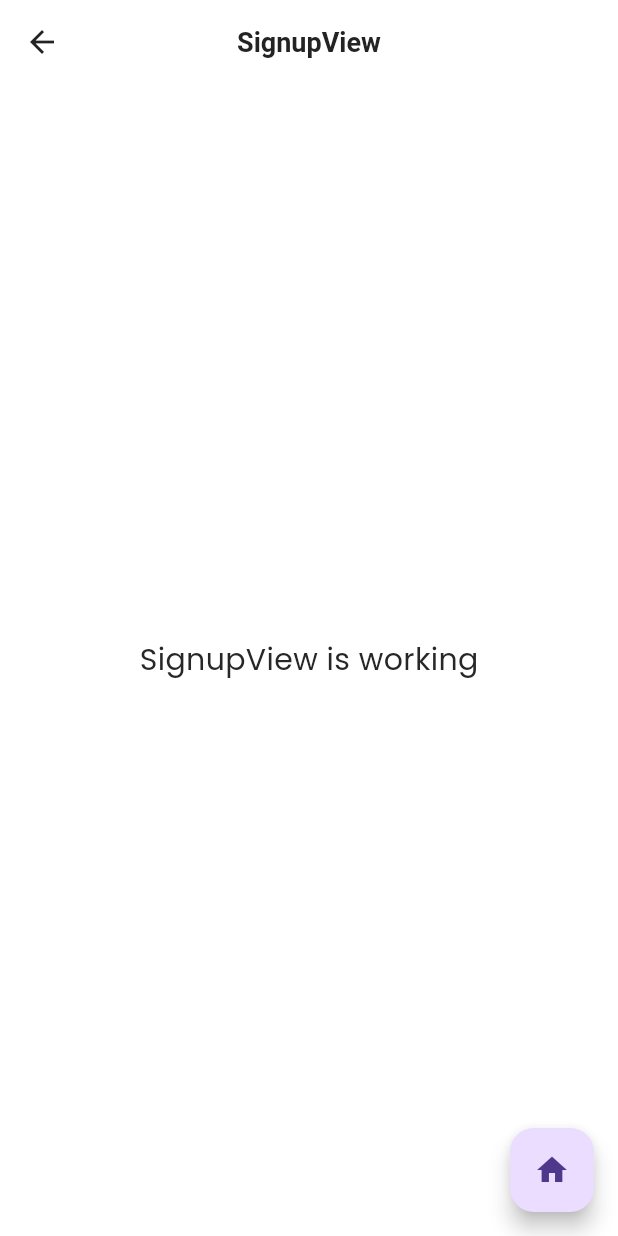
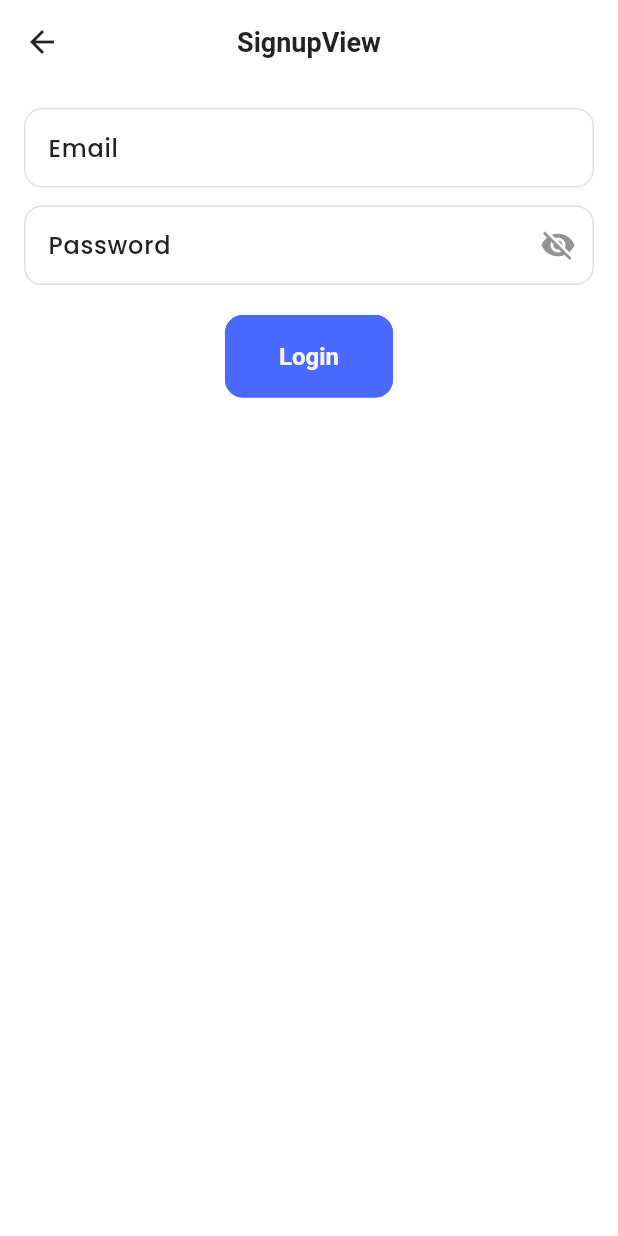
Before and after one commit to dassayan004/amrajajabor_maps, a Flutter app: the SignupView screen opened by its route, on a phone screen of 412 x 824 dp. Run offline on Flutter 3.47's test engine with Material 3 defaults, Android fonts, the phone set to English and light mode, and no system bars; our stand-ins replace firebase_auth, firebase_core, flutter_dotenv, get, google_fonts; accounts and stored records are empty.

Commit message:
firebase login

```diff
--- a/lib/app/app.dart
+++ b/lib/app/app.dart
@@ -3,18 +3,22 @@ import 'package:flutter/material.dart';
 import 'package:flutter_dotenv/flutter_dotenv.dart';
 import 'package:get/get.dart';
 import 'package:google_fonts/google_fonts.dart';
+import 'package:firebase_core/firebase_core.dart';
 
+import '../firebase_options.dart';
+import 'controllers/auth_controller.dart';
 import 'routes/app_pages.dart';
 import 'themes/theme.dart';
 
 Future<Widget> initializeApp() async {
   WidgetsFlutterBinding.ensureInitialized();
   await dotenv.load(fileName: Environment.getEnvFileName());
+  await Firebase.initializeApp(options: DefaultFirebaseOptions.currentPlatform);
   await GoogleFonts.pendingFonts([
     GoogleFonts.dmSans(),
     GoogleFonts.secularOne(),
   ]);
-
+  Get.put(AuthController());
   return const MyApp();
 }
 
--- a/lib/app/controllers/auth_controller.dart
+++ b/lib/app/controllers/auth_controller.dart
@@ -1,23 +1,39 @@
+import 'package:firebase_auth/firebase_auth.dart';
 import 'package:get/get.dart';
 
 class AuthController extends GetxController {
-  //TODO: Implement AuthController
+  static AuthController get to => Get.find();
 
-  final count = 0.obs;
+  final FirebaseAuth _auth = FirebaseAuth.instance;
+  Rxn<User> firebaseUser = Rxn<User>();
+
   @override
   void onInit() {
     super.onInit();
+    // Bind Firebase auth stream
+    firebaseUser.bindStream(_auth.authStateChanges());
   }
 
-  @override
-  void onReady() {
-    super.onReady();
+  Future<void> signIn(String email, String password) async {
+    try {
+      await _auth.signInWithEmailAndPassword(email: email, password: password);
+    } catch (e) {
+      Get.snackbar('Login failed', e.toString());
+    }
   }
 
-  @override
-  void onClose() {
-    super.onClose();
+  Future<void> signUp(String email, String password) async {
+    try {
+      await _auth.createUserWithEmailAndPassword(
+        email: email,
+        password: password,
+      );
+    } catch (e) {
+      Get.snackbar('Signup failed', e.toString());
+    }
   }
 
-  void increment() => count.value++;
+  Future<void> signOut() async {
+    await _auth.signOut();
+  }
 }
--- a/lib/app/modules/home/views/home_view.dart
+++ b/lib/app/modules/home/views/home_view.dart
@@ -1,4 +1,3 @@
-import 'package:amrajajabor_maps/app/routes/app_pages.dart';
 import 'package:flutter/material.dart';
 
 import 'package:get/get.dart';
@@ -16,7 +15,7 @@ class HomeView extends GetView<HomeController> {
       ),
       floatingActionButton: FloatingActionButton(
         onPressed: () {
-          Get.offNamed(Routes.SIGNUP.toString());
+          controller.logout();
         },
         child: Icon(Icons.login_rounded),
       ),
--- a/lib/app/modules/signup/controllers/signup_controller.dart
+++ b/lib/app/modules/signup/controllers/signup_controller.dart
@@ -1,23 +1,73 @@
+import 'package:amrajajabor_maps/app/controllers/auth_controller.dart';
+import 'package:flutter/material.dart';
 import 'package:get/get.dart';
 
+import '../../../constants/colors.dart';
+import '../../../routes/app_pages.dart';
+
 class SignupController extends GetxController {
-  //TODO: Implement SignupController
+  // Input controllers
+  final emailController = TextEditingController();
+  final passwordController = TextEditingController();
+  final user = AuthController.to.firebaseUser.value;
+  var showPassword = false.obs;
+  // Reactive state
+  final isLoading = false.obs;
+  var emailError = ''.obs;
+  var passwordError = ''.obs;
+  var errorMessage = ''.obs;
 
-  final count = 0.obs;
-  @override
-  void onInit() {
-    super.onInit();
-  }
+  // Login method
+  Future<void> login() async {
+    final email = emailController.text.trim();
+    final password = passwordController.text.trim();
 
-  @override
-  void onReady() {
-    super.onReady();
+    // Clear previous errors
+    emailError.value = '';
+    passwordError.value = '';
+
+    // ✅ Validate fields
+    bool hasError = false;
+
+    if (email.isEmpty) {
+      emailError.value = 'Email is required';
+      hasError = true;
+    } else if (!GetUtils.isEmail(email)) {
+      emailError.value = 'Invalid email format';
+      hasError = true;
+    }
+
+    if (password.isEmpty) {
+      passwordError.value = 'Password is required';
+      hasError = true;
+    }
+
+    if (hasError) return;
+
+    isLoading.value = true;
+    errorMessage.value = '';
+
+    try {
+      await AuthController.to.signIn(email, password);
+      Get.snackbar(
+        'Login Successful',
+        'Welcome ${user?.displayName}!',
+        snackPosition: SnackPosition.BOTTOM,
+        backgroundColor: TColors.success,
+        colorText: Colors.white,
+      );
+      Get.offAllNamed(Routes.HOME);
+    } catch (e) {
+      errorMessage.value = 'Login failed: ${e.toString()}';
+    } finally {
+      isLoading.value = false;
+    }
   }
 
   @override
   void onClose() {
+    emailController.dispose();
+    passwordController.dispose();
     super.onClose();
   }
-
-  void increment() => count.value++;
 }
--- a/lib/app/modules/signup/views/signup_view.dart
+++ b/lib/app/modules/signup/views/signup_view.dart
@@ -2,7 +2,6 @@ import 'package:flutter/material.dart';
 
 import 'package:get/get.dart';
 
-import '../../../routes/app_pages.dart';
 import '../controllers/signup_controller.dart';
 
 class SignupView extends GetView<SignupController> {
@@ -11,14 +10,55 @@ class SignupView extends GetView<SignupController> {
   Widget build(BuildContext context) {
     return Scaffold(
       appBar: AppBar(title: const Text('SignupView')),
-      body: const Center(
-        child: Text('SignupView is working', style: TextStyle(fontSize: 20)),
-      ),
-      floatingActionButton: FloatingActionButton(
-        onPressed: () {
-          Get.offNamed(Routes.HOME.toString());
-        },
-        child: Icon(Icons.home),
+      body: Padding(
+        padding: const EdgeInsets.all(16.0),
+        child: Obx(
+          () => Column(
+            children: [
+              TextField(
+                controller: controller.emailController,
+                decoration: InputDecoration(labelText: "Email"),
+              ),
+              if (controller.emailError.isNotEmpty)
+                Text(
+                  controller.emailError.value,
+                  style: TextStyle(color: Colors.red),
+                ),
+              const SizedBox(height: 12),
+
+              TextField(
+                controller: controller.passwordController,
+                obscureText: !controller.showPassword.value,
+                decoration: InputDecoration(
+                  labelText: 'Password',
+                  suffixIcon: IconButton(
+                    icon: Icon(
+                      controller.showPassword.value
+                          ? Icons.visibility
+                          : Icons.visibility_off,
+                    ),
+                    onPressed: () {
+                      controller.showPassword.toggle(); // 👈 Toggle visibility
+                    },
+                  ),
+                ),
+              ),
+              if (controller.passwordError.isNotEmpty)
+                Text(
+                  controller.passwordError.value,
+                  style: TextStyle(color: Colors.red),
+                ),
+              const SizedBox(height: 20),
+              controller.isLoading.value
+                  ? CircularProgressIndicator()
+                  : ElevatedButton(
+                      onPressed: controller.login,
+
+                      child: Text("Login"),
+                    ),
+            ],
+          ),
+        ),
       ),
     );
   }
--- a/lib/app/routes/app_pages.dart
+++ b/lib/app/routes/app_pages.dart
@@ -1,5 +1,6 @@
 import 'package:get/get.dart';
 
+import '../middleware/auth_gurd.dart';
 import '../modules/home/bindings/home_binding.dart';
 import '../modules/home/views/home_view.dart';
 import '../modules/signup/bindings/signup_binding.dart';
@@ -24,11 +25,13 @@ class AppPages {
       name: _Paths.SIGNUP,
       page: () => const SignupView(),
       binding: SignupBinding(),
+      middlewares: [AuthGuard()],
     ),
     GetPage(
       name: _Paths.HOME,
       page: () => const HomeView(),
       binding: HomeBinding(),
+      middlewares: [AuthGuard()],
     ),
   ];
 }
--- a/lib/app/themes/_themes/elevated_button_theme.dart
+++ b/lib/app/themes/_themes/elevated_button_theme.dart
@@ -6,9 +6,8 @@ import '../../constants/sizes.dart';
 class TElevatedButtonTheme {
   TElevatedButtonTheme._(); //To avoid creating instances
 
-
   /* -- Light Theme -- */
-  static final lightElevatedButtonTheme  = ElevatedButtonThemeData(
+  static final lightElevatedButtonTheme = ElevatedButtonThemeData(
     style: ElevatedButton.styleFrom(
       elevation: 0,
       foregroundColor: TColors.light,
@@ -16,9 +15,18 @@ class TElevatedButtonTheme {
       disabledForegroundColor: TColors.darkGrey,
       disabledBackgroundColor: TColors.buttonDisabled,
       side: const BorderSide(color: TColors.primary),
-      padding: const EdgeInsets.symmetric(vertical: TSizes.buttonHeight),
-      textStyle: const TextStyle(fontSize: 16, color: TColors.textWhite, fontWeight: FontWeight.w600),
-      shape: RoundedRectangleBorder(borderRadius: BorderRadius.circular(TSizes.buttonRadius)),
+      padding: const EdgeInsets.symmetric(
+        vertical: TSizes.buttonHeight,
+        horizontal: 36,
+      ),
+      textStyle: const TextStyle(
+        fontSize: 16,
+        color: TColors.textWhite,
+        fontWeight: FontWeight.w600,
+      ),
+      shape: RoundedRectangleBorder(
+        borderRadius: BorderRadius.circular(TSizes.buttonRadius),
+      ),
     ),
   );
 
@@ -31,9 +39,18 @@ class TElevatedButtonTheme {
       disabledForegroundColor: TColors.darkGrey,
       disabledBackgroundColor: TColors.darkerGrey,
       side: const BorderSide(color: TColors.primary),
-      padding: const EdgeInsets.symmetric(vertical: TSizes.buttonHeight),
-      textStyle: const TextStyle(fontSize: 16, color: TColors.textWhite, fontWeight: FontWeight.w600),
-      shape: RoundedRectangleBorder(borderRadius: BorderRadius.circular(TSizes.buttonRadius)),
+      padding: const EdgeInsets.symmetric(
+        vertical: TSizes.buttonHeight,
+        horizontal: 36,
+      ),
+      textStyle: const TextStyle(
+        fontSize: 16,
+        color: TColors.textWhite,
+        fontWeight: FontWeight.w600,
+      ),
+      shape: RoundedRectangleBorder(
+        borderRadius: BorderRadius.circular(TSizes.buttonRadius),
+      ),
     ),
   );
 }
--- a/pubspec.yaml
+++ b/pubspec.yaml
@@ -37,7 +37,9 @@ dependencies:
   get: ^4.7.2
   flutter_dotenv: ^5.2.1
   google_fonts: ^6.2.1
-
+  firebase_core: ^3.15.1
+  firebase_auth: ^5.6.2
+  cloud_firestore: ^5.6.11
 dev_dependencies:
   flutter_test:
     sdk: flutter
```
Also changed, not shown: lib/app/middleware/auth_gurd.dart (added, +25 -0 lines), lib/app/modules/home/controllers/home_controller.dart (+6 -18 lines), lib/app/modules/splash/controllers/splash_controller.dart (+8 -3 lines), firebase.json (added), lib/firebase_options.dart (added), pubspec.lock, 6 other files.
